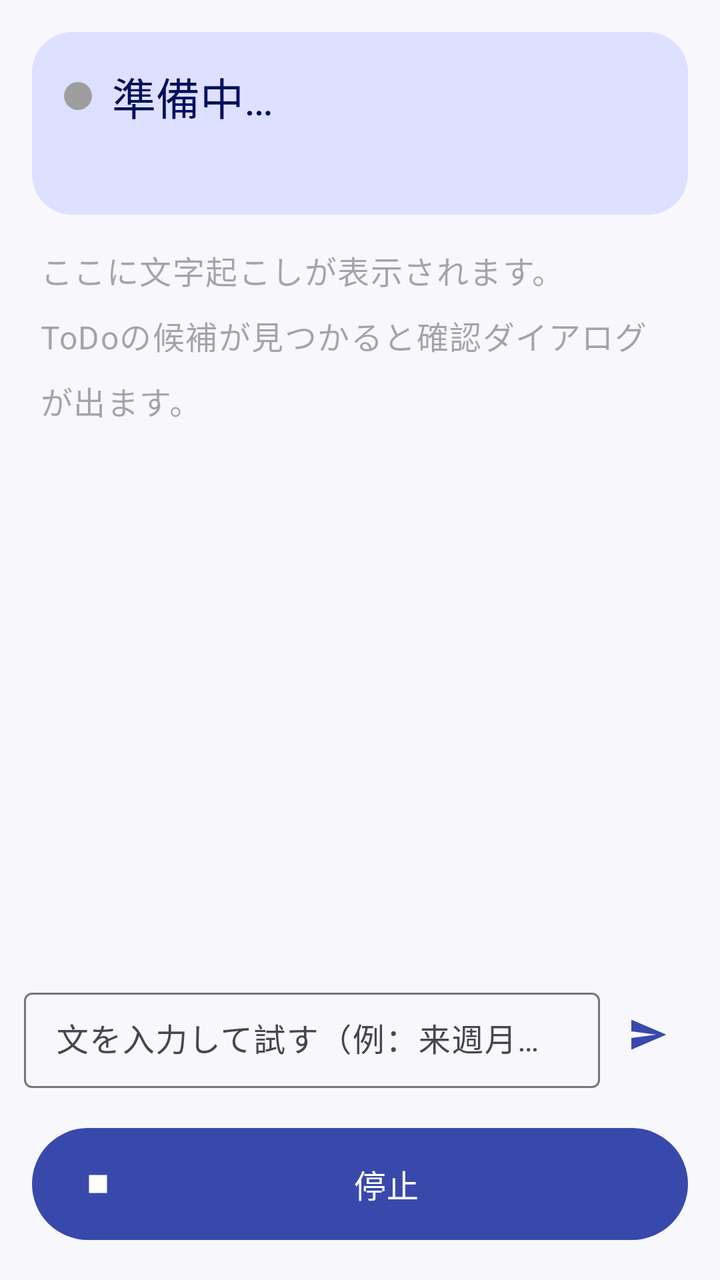
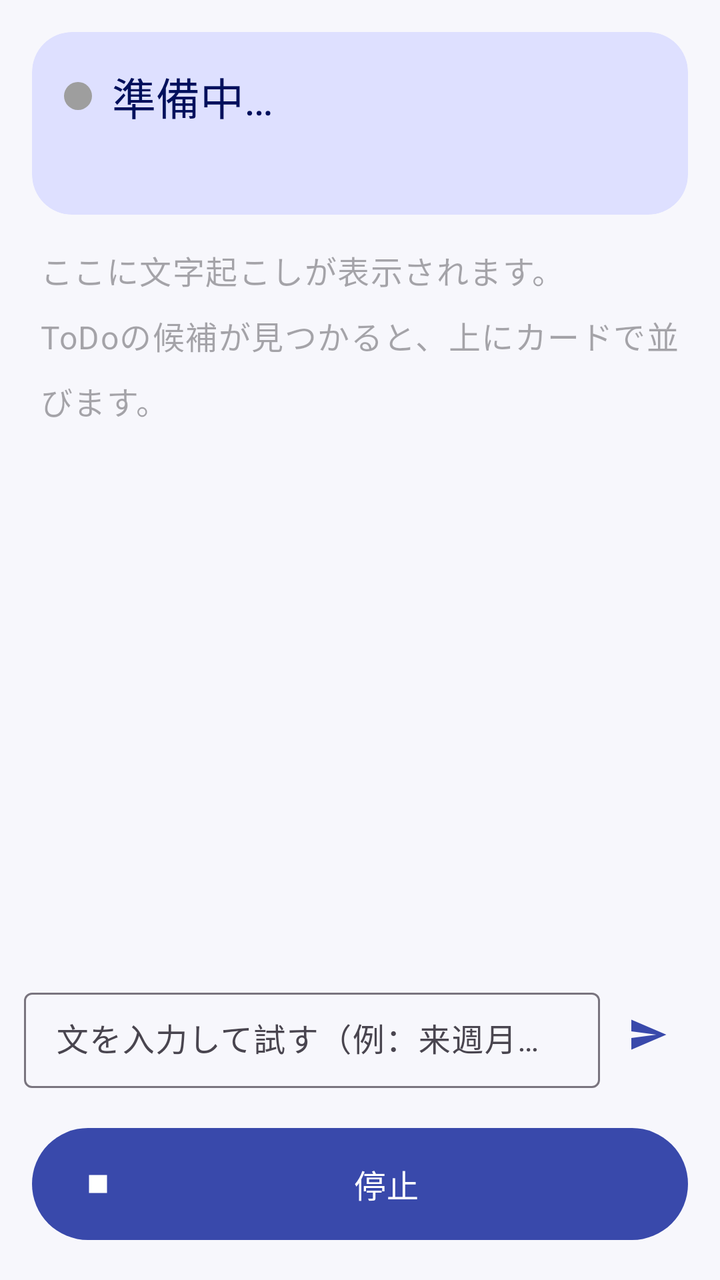

Compare the two renders of this Android layout. The source of the first and the diff that turns it into the second are given below.
<!-- AndroidManifest.xml: application theme Theme.MimiMemo -->
<!-- res/layout/activity_listening.xml -->
<?xml version="1.0" encoding="utf-8"?>
<LinearLayout xmlns:android="http://schemas.android.com/apk/res/android"
    xmlns:app="http://schemas.android.com/apk/res-auto"
    android:layout_width="match_parent"
    android:layout_height="match_parent"
    android:orientation="vertical">

    
    <com.google.android.material.card.MaterialCardView
        style="@style/Widget.Material3.CardView.Filled"
        android:layout_width="match_parent"
        android:layout_height="wrap_content"
        android:layout_margin="16dp"
        app:cardBackgroundColor="?attr/colorPrimaryContainer"
        app:cardCornerRadius="20dp">

        <LinearLayout
            android:layout_width="match_parent"
            android:layout_height="wrap_content"
            android:orientation="vertical"
            android:padding="16dp">

            <LinearLayout
                android:layout_width="match_parent"
                android:layout_height="wrap_content"
                android:gravity="center_vertical"
                android:orientation="horizontal">

                <View
                    android:id="@+id/statusDot"
                    android:layout_width="14dp"
                    android:layout_height="14dp"
                    android:background="@drawable/bg_dot"
                    android:backgroundTint="@color/idle" />

                <TextView
                    android:id="@+id/textStatus"
                    android:layout_width="0dp"
                    android:layout_height="wrap_content"
                    android:layout_marginStart="10dp"
                    android:layout_weight="1"
                    android:text="@string/status_starting"
                    android:textAppearance="?attr/textAppearanceTitleLarge"
                    android:textColor="?attr/colorOnPrimaryContainer" />

                <TextView
                    android:id="@+id/textAdded"
                    android:layout_width="wrap_content"
                    android:layout_height="wrap_content"
                    android:textAppearance="?attr/textAppearanceLabelLarge"
                    android:textColor="?attr/colorOnPrimaryContainer" />
            </LinearLayout>

            <TextView
                android:id="@+id/textMode"
                android:layout_width="match_parent"
                android:layout_height="wrap_content"
                android:layout_marginTop="8dp"
                android:textAppearance="?attr/textAppearanceBodyMedium"
                android:textColor="?attr/colorOnPrimaryContainer" />
        </LinearLayout>
    </com.google.android.material.card.MaterialCardView>

    <ScrollView
        android:id="@+id/scrollTranscript"
        android:layout_width="match_parent"
        android:layout_height="0dp"
        android:layout_weight="1"
        android:paddingHorizontal="20dp">

        <LinearLayout
            android:layout_width="match_parent"
            android:layout_height="wrap_content"
            android:orientation="vertical">

            <TextView
                android:id="@+id/textTranscript"
                android:layout_width="match_parent"
                android:layout_height="wrap_content"
                android:hint="@string/transcript_hint"
                android:lineSpacingMultiplier="1.4"
                android:textAppearance="?attr/textAppearanceBodyLarge" />

            <TextView
                android:id="@+id/textPartial"
                android:layout_width="match_parent"
                android:layout_height="wrap_content"
                android:layout_marginTop="4dp"
                android:textAppearance="?attr/textAppearanceBodyLarge"
                android:textColor="?attr/colorOnSurfaceVariant" />
        </LinearLayout>
    </ScrollView>

    
    <LinearLayout
        android:layout_width="match_parent"
        android:layout_height="wrap_content"
        android:gravity="center_vertical"
        android:orientation="horizontal"
        android:paddingHorizontal="12dp"
        android:paddingTop="8dp">

        <com.google.android.material.textfield.TextInputLayout
            style="@style/Widget.Material3.TextInputLayout.OutlinedBox.Dense"
            android:layout_width="0dp"
            android:layout_height="wrap_content"
            android:layout_weight="1"
            android:hint="@string/manual_hint">

            <com.google.android.material.textfield.TextInputEditText
                android:id="@+id/editManual"
                android:layout_width="match_parent"
                android:layout_height="wrap_content"
                android:imeOptions="actionSend"
                android:inputType="text" />
        </com.google.android.material.textfield.TextInputLayout>

        <com.google.android.material.button.MaterialButton
            android:id="@+id/buttonSend"
            style="@style/Widget.Material3.Button.IconButton"
            android:layout_width="wrap_content"
            android:layout_height="wrap_content"
            android:contentDescription="@string/action_send"
            app:icon="@drawable/ic_send" />
    </LinearLayout>

    <com.google.android.material.button.MaterialButton
        android:id="@+id/buttonStop"
        android:layout_width="match_parent"
        android:layout_height="64dp"
        android:layout_margin="16dp"
        android:text="@string/action_stop"
        android:textAppearance="?attr/textAppearanceTitleMedium"
        app:icon="@drawable/ic_stop" />
</LinearLayout>
<!-- resources referenced by this layout -->
<resources>
  <color name="idle">#9E9E9E</color>
  <!-- drawable bg_dot (drawable) -->
  <?xml version="1.0" encoding="utf-8"?>
  <shape xmlns:android="http://schemas.android.com/apk/res/android" android:shape="oval">
      <solid android:color="#FFFFFF" />
  </shape>
  <!-- drawable ic_send (drawable) -->
  <vector xmlns:android="http://schemas.android.com/apk/res/android"
      android:width="24dp"
      android:height="24dp"
      android:tint="?attr/colorControlNormal"
      android:viewportWidth="24"
      android:viewportHeight="24">
      <path
          android:fillColor="@android:color/white"
          android:pathData="M2.01,21L23,12 2.01,3 2,10l15,2 -15,2z" />
  </vector>
  <!-- drawable ic_stop (drawable) -->
  <vector xmlns:android="http://schemas.android.com/apk/res/android"
      android:width="24dp"
      android:height="24dp"
      android:tint="?attr/colorControlNormal"
      android:viewportWidth="24"
      android:viewportHeight="24">
      <path
          android:fillColor="@android:color/white"
          android:pathData="M6,6h12v12H6z" />
  </vector>
  <string name="action_send">送信</string>
  <string name="action_stop">停止</string>
  <string name="manual_hint">文を入力して試す（例：来週月曜までにレポート提出）</string>
  <string name="status_starting">準備中…</string>
  <string name="transcript_hint">ここに文字起こしが表示されます。\nToDoの候補が見つかると確認ダイアログが出ます。</string>
  <style name="Theme.MimiMemo" parent="Theme.Material3.DayNight">
          <item name="colorPrimary">@color/primary</item>
          <item name="colorOnPrimary">@color/on_primary</item>
          <item name="colorPrimaryContainer">@color/primary_container</item>
          <item name="colorOnPrimaryContainer">@color/on_primary_container</item>
          <item name="colorSecondaryContainer">@color/primary_container</item>
          <item name="colorOnSecondaryContainer">@color/on_primary_container</item>
          <item name="android:colorBackground">@color/background</item>
          <item name="colorSurface">@color/background</item>
          <item name="actionBarStyle">@style/MimiMemo.ActionBar</item>
          <item name="actionBarTheme">@style/ThemeOverlay.Material3.Dark.ActionBar</item>
          <item name="android:statusBarColor">@color/appbar_deep</item>
          <item name="android:windowLightStatusBar">false</item>
          <item name="android:windowOptOutEdgeToEdgeEnforcement" tools:targetApi="35">true</item>
      </style>
  <color name="primary">#3949AB</color>
  <color name="on_primary">#FFFFFF</color>
  <color name="primary_container">#DEE0FF</color>
  <color name="on_primary_container">#00105C</color>
  <color name="background">#F7F7FC</color>
  <style name="MimiMemo.ActionBar" parent="Widget.Material3.ActionBar.Solid">
          <item name="background">@color/appbar</item>
          <item name="elevation">0dp</item>
          <item name="titleTextStyle">@style/MimiMemo.ActionBar.Title</item>
      </style>
  <color name="appbar_deep">#283593</color>
  <color name="appbar">#3949AB</color>
  <style name="MimiMemo.ActionBar.Title" parent="TextAppearance.Material3.TitleLarge">
          <item name="android:textColor">#FFFFFF</item>
      </style>
</resources>

<!-- the commit's change to res/layout/activity_listening.xml (unified diff, before → after) -->
@@ -61,6 +61,23 @@
         </LinearLayout>
     </com.google.android.material.card.MaterialCardView>
 
+    
+    <TextView
+        android:id="@+id/textCandidatesHeader"
+        style="@style/MimiMemo.SectionTitle"
+        android:layout_width="match_parent"
+        android:layout_height="wrap_content"
+        android:paddingHorizontal="20dp"
+        android:visibility="gone" />
+
+    <androidx.recyclerview.widget.RecyclerView
+        android:id="@+id/listCandidates"
+        android:layout_width="match_parent"
+        android:layout_height="wrap_content"
+        android:paddingHorizontal="12dp"
+        android:paddingBottom="8dp"
+        android:visibility="gone" />
+
     <ScrollView
         android:id="@+id/scrollTranscript"
         android:layout_width="match_parent"
@@ -93,6 +110,7 @@
 
     
     <LinearLayout
+        android:id="@+id/manualRow"
         android:layout_width="match_parent"
         android:layout_height="wrap_content"
         android:gravity="center_vertical"
<!-- resource entries referenced after the edit -->
@@ -32,7 +32,11 @@
   <string name="action_stop">停止</string>
   <string name="manual_hint">文を入力して試す（例：来週月曜までにレポート提出）</string>
   <string name="status_starting">準備中…</string>
-  <string name="transcript_hint">ここに文字起こしが表示されます。\nToDoの候補が見つかると確認ダイアログが出ます。</string>
+  <string name="transcript_hint">ここに文字起こしが表示されます。\nToDoの候補が見つかると、上にカードで並びます。</string>
+  <style name="MimiMemo.SectionTitle" parent="">
+          <item name="android:textAppearance">?attr/textAppearanceTitleSmall</item>
+          <item name="android:textColor">?attr/colorOnSurfaceVariant</item>
+      </style>
   <style name="Theme.MimiMemo" parent="Theme.Material3.DayNight">
           <item name="colorPrimary">@color/primary</item>
           <item name="colorOnPrimary">@color/on_primary</item>
